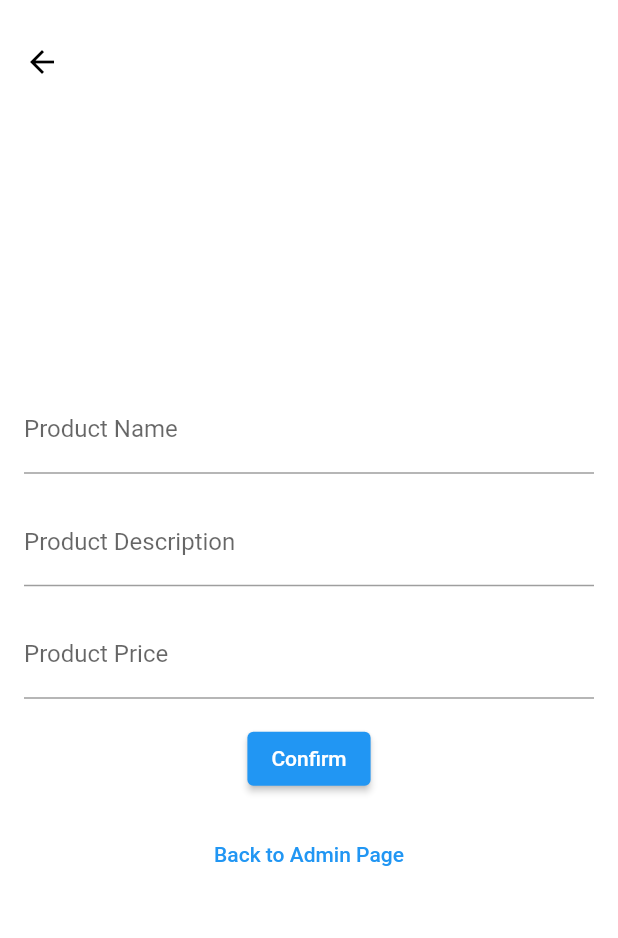
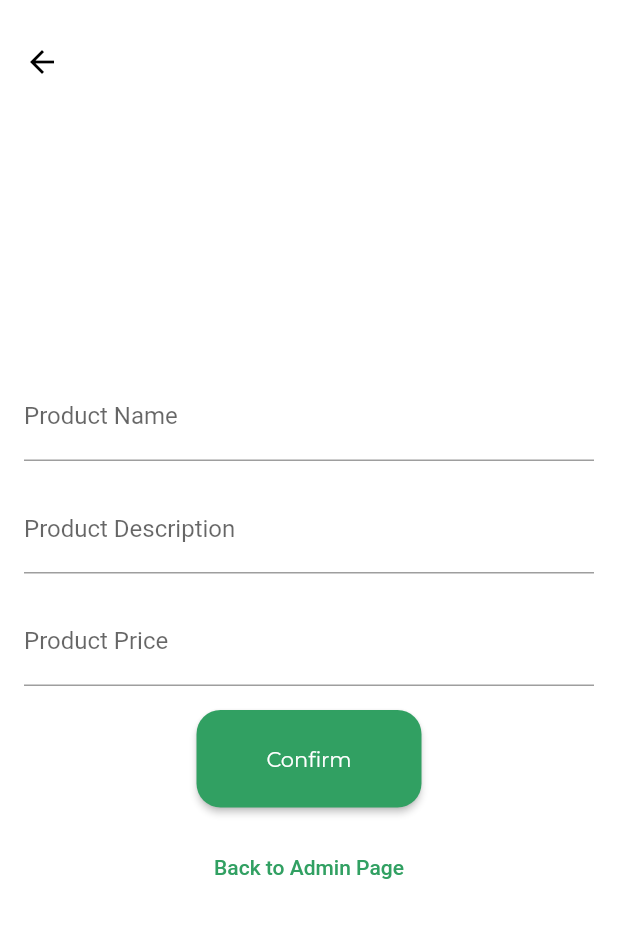
Before and after one commit to ibrahimelnemr/flagak-flutter-app, a Flutter app: the CreateProductView screen opened by its route, on a phone screen of 412 x 824 dp, the part 64-1002 px from its top. Run offline on Flutter 3.47's test engine with Material 2 defaults, Android fonts, the phone set to English and light mode, and no system bars; our stand-ins replace flutter_secure_storage, google_fonts; accounts and stored records are empty.

Commit message:
replace styling with custom styled widgets

```diff
--- a/frontend/lib/views/create_product_view.dart
+++ b/frontend/lib/views/create_product_view.dart
@@ -2,9 +2,11 @@ import 'package:flutter/material.dart';
 import 'package:frontend/services/api_service.dart';
 import 'package:frontend/services/product.dart';
 import 'package:frontend/utils/styles.dart';
+import 'package:frontend/widgets/custom_button.dart';
+import 'package:frontend/widgets/custom_text_button.dart';
+import 'package:frontend/widgets/custom_text_field.dart';
 
 class CreateProductView extends StatefulWidget {
-
   //final Product product;
 
   CreateProductView();
@@ -60,7 +62,6 @@ class _CreateProductViewState extends State<CreateProductView> {
         title: Text(
           'Create Product',
           style: AppStyles.titleTextStyle,
-
         ),
         iconTheme: IconThemeData(color: Colors.black),
       ),
@@ -69,53 +70,38 @@ class _CreateProductViewState extends State<CreateProductView> {
         child: Column(
           mainAxisAlignment: MainAxisAlignment.center,
           children: [
-            TextField(
-              controller: nameController,
-              decoration: InputDecoration(
-                labelText: 'Product Name',
-                focusedBorder: OutlineInputBorder(
-                  borderSide: BorderSide(color: Colors.blue),
-                ),
-              ),
-            ),
+            CustomTextField(
+                controller: nameController, labelText: 'Product Name'),
             SizedBox(height: 16),
-            TextField(
-              controller: descriptionController,
-              decoration: InputDecoration(
-                labelText: 'Product Description',
-                focusedBorder: OutlineInputBorder(
-                  borderSide: BorderSide(color: Colors.blue),
-                ),
-              ),
-            ),
+            CustomTextField(
+                controller: descriptionController,
+                labelText: "Product Description"),
             SizedBox(height: 16),
-            TextField(
+
+            CustomTextField(
               controller: priceController,
-              decoration: InputDecoration(
-                labelText: 'Product Price',
-                focusedBorder: OutlineInputBorder(
-                  borderSide: BorderSide(color: Colors.blue),
-                ),
-              ),
+              labelText: 'Product Price',
               keyboardType: TextInputType.numberWithOptions(decimal: true),
             ),
+
+            // TextField(
+            //   controller: priceController,
+            //   decoration: InputDecoration(
+            //     labelText: 'Product Price',
+            //     focusedBorder: OutlineInputBorder(
+            //       borderSide: BorderSide(color: Colors.blue),
+            //     ),
+            //   ),
+            //   keyboardType: TextInputType.numberWithOptions(decimal: true),
+            // ),
             SizedBox(height: 16),
-            ElevatedButton(
-              onPressed: _createProduct,
-              child: Text('Confirm'),
-              style: ElevatedButton.styleFrom(
-                primary: Colors.blue,
-              ),
-            ),
+            CustomButton(buttonText: 'Confirm', onPressed: _createProduct),
             SizedBox(height: 16),
-            TextButton(
+            CustomTextButton(
+              buttonText: 'Back to Admin Page',
               onPressed: () {
                 Navigator.pop(context);
               },
-              child: Text(
-                'Back to Admin Page',
-                style: TextStyle(color: Colors.blue),
-              ),
             ),
           ],
         ),
```
